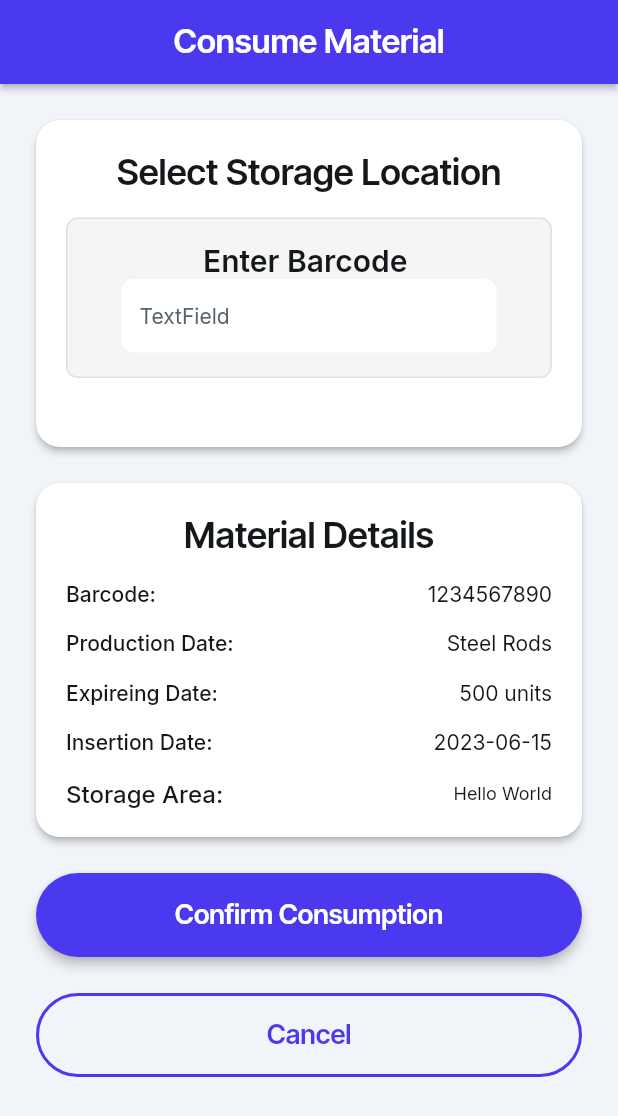
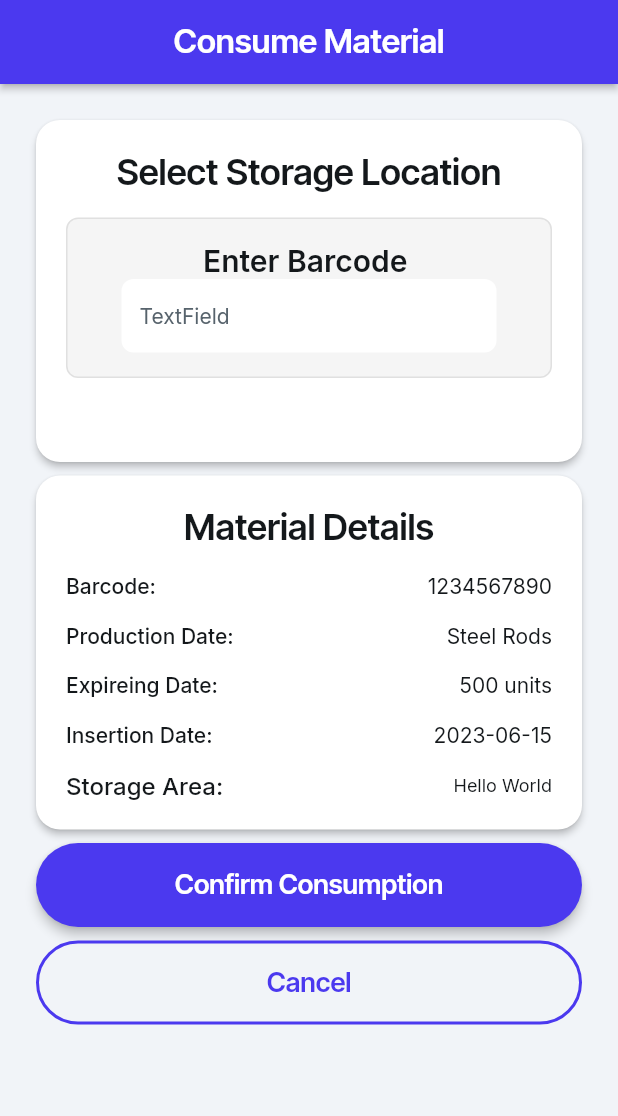
Before and after one commit to alsayedabdulaziz/FiFo, a Flutter app: the ConsumeMaterialWidget screen opened by its route, on a phone screen of 412 x 824 dp. Shown: the top 1116 px of the screen. Run offline on Flutter 3.47's test engine with Material 3 defaults, Android fonts, the phone set to English and light mode, and no system bars; drawn by our look-alikes of auto_size_text; our stand-ins replace dropdown_button2, equatable, font_awesome_flutter, from_css_color, go_router, google_fonts and 3 more; missing offline and left inert: honeywell_scanner, json_path, mime_type; accounts and stored records are empty.

Commit message:
Updating to latest FlutterFlow output.

```diff
--- a/lib/pages/consume_material/consume_material_widget.dart
+++ b/lib/pages/consume_material/consume_material_widget.dart
@@ -250,11 +250,11 @@ class _ConsumeMaterialWidgetState extends State<ConsumeMaterialWidget> {
                             const Opacity(
                               opacity: 0.0,
                               child: SizedBox(
-                                width: 300.0,
-                                height: 10.0,
+                                width: 393.0,
+                                height: 20.0,
                                 child: custom_widgets.Getscannerdatawidget(
-                                  width: 300.0,
-                                  height: 10.0,
+                                  width: 393.0,
+                                  height: 20.0,
                                 ),
                               ),
                             ),
@@ -270,7 +270,6 @@ class _ConsumeMaterialWidgetState extends State<ConsumeMaterialWidget> {
                       borderRadius: BorderRadius.circular(16.0),
                     ),
                     child: Container(
-                      width: MediaQuery.sizeOf(context).width * 1.0,
                       decoration: BoxDecoration(
                         color: FlutterFlowTheme.of(context).secondaryBackground,
                         borderRadius: BorderRadius.circular(16.0),
@@ -474,7 +473,7 @@ class _ConsumeMaterialWidgetState extends State<ConsumeMaterialWidget> {
                       borderRadius: BorderRadius.circular(28.0),
                     ),
                   ),
-                ].divide(const SizedBox(height: 24.0)),
+                ].divide(const SizedBox(height: 9.0)),
               ),
             ),
           ),
```
